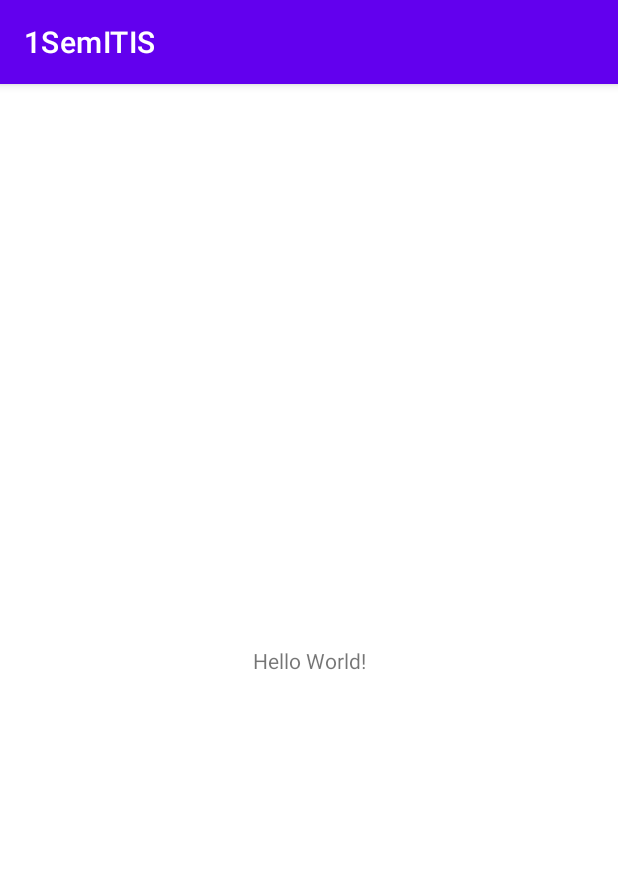
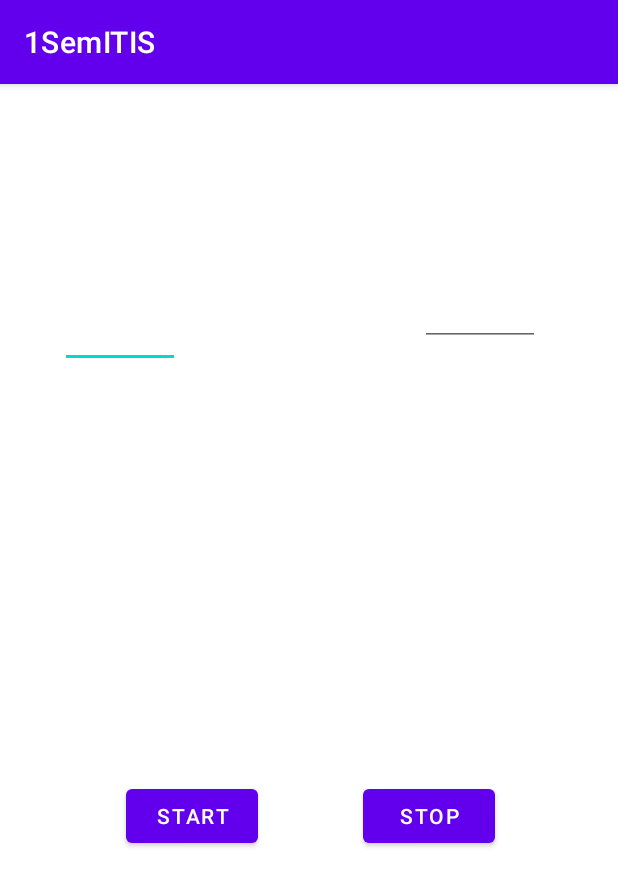
Before and after one commit to BigWickedDaddy/Android2course, an Android app: the screen it shows after launch (MainActivity), on a phone screen of 412 x 824 dp. Shown: the top 886 px of the screen. Run offline under Robolectric (Android 15) with nearby library versions, the phone set to English and light mode, and no system bars.

Commit message:
hw #7 is done

```diff
--- a/1SemITIS/app/src/main/java/com/itis/a1semitis/ClassPerson.kt
+++ /dev/null
@@ -1,8 +0,0 @@
-package com.itis.a1semitis
-
-open class Person constructor(
-    val name: String,
-    val personID:Int,
-) {
-
-}
--- a/1SemITIS/app/src/main/java/com/itis/a1semitis/ClassStudent.kt
+++ /dev/null
@@ -1,12 +0,0 @@
-package com.itis.a1semitis
-
-class ClassStudent(
-    name: String,
-    personID: Int,
-    var kek:Int,
-):Person(name,personID),InterfaceStudy{
-    override fun Study() {
-            println("Studying")
-    }
-
-}
--- a/1SemITIS/app/src/main/java/com/itis/a1semitis/ClassTeacher.kt
+++ /dev/null
@@ -1,11 +0,0 @@
-package com.itis.a1semitis
-
-class ClassTeacher(
-    name: String,
-    personID: Int,
-    var lol: Int,
-):Person(name,personID),InterfaceChilling{
-    override fun Chilling() {
-        println("Chilling...")
-    }
-}
--- a/1SemITIS/app/src/main/java/com/itis/a1semitis/InterfaceChilling.kt
+++ /dev/null
@@ -1,5 +0,0 @@
-package com.itis.a1semitis
-
-interface InterfaceChilling {
-    fun Chilling();
-}
--- a/1SemITIS/app/src/main/java/com/itis/a1semitis/InterfaceStudy.kt
+++ /dev/null
@@ -1,5 +0,0 @@
-package com.itis.a1semitis
-
-interface InterfaceStudy {
-    fun Study();
-}
--- a/1SemITIS/app/src/main/java/com/itis/a1semitis/MainActivity.kt
+++ b/1SemITIS/app/src/main/java/com/itis/a1semitis/MainActivity.kt
@@ -1,20 +1,66 @@
 package com.itis.a1semitis
 
+import android.app.AlarmManager
+import android.app.PendingIntent
+import android.content.Context
+import android.content.Intent
 import androidx.appcompat.app.AppCompatActivity
 import android.os.Bundle
 import android.util.Log
+import android.widget.Button
+import android.widget.EditText
+import com.google.android.material.timepicker.MaterialTimePicker
+import com.google.android.material.timepicker.TimeFormat.CLOCK_24H
+import java.util.*
+
+private const val ALARM_REQUEST_CODE = 1000
+
 
 class MainActivity : AppCompatActivity() {
+
+    private var calendar: Calendar? = null
+    private lateinit var datePicker: MaterialTimePicker
+
+
     override fun onCreate(savedInstanceState: Bundle?) {
         super.onCreate(savedInstanceState)
         setContentView(R.layout.activity_main)
 
-        val student= ClassStudent("Oleg",20,101)
-        student.Study()
-        println("Kek ${student.kek}")
+        val setAlarm = findViewById<Button>(R.id.btn_start)
+        val offAlarm = findViewById<Button>(R.id.btn_stop)
 
-        val teacher=ClassTeacher("Arslanov",1,102)
-        teacher.Chilling()
-        println("Lol ${teacher.lol}")
+
+        var alarmManager: AlarmManager = getSystemService(Context.ALARM_SERVICE) as AlarmManager
+        val intent = Intent(this, AlarmReceiver::class.java)
+        val pendingIntent= PendingIntent.getBroadcast(this, ALARM_REQUEST_CODE,intent, PendingIntent.FLAG_UPDATE_CURRENT)
+
+        setAlarm.setOnClickListener {
+            datePicker = MaterialTimePicker.Builder()
+                .setTimeFormat(CLOCK_24H)
+                .setHour(12)
+                .setMinute(0)
+                .build()
+            with(datePicker) {
+                show(supportFragmentManager, "ALARM")
+                addOnPositiveButtonClickListener {
+                    calendar = Calendar.getInstance().also {
+                        it[Calendar.HOUR_OF_DAY] = datePicker.hour
+                        it[Calendar.MINUTE] = datePicker.minute
+                        it[Calendar.SECOND] = 0
+                        it[Calendar.MILLISECOND] = 0
+                    }
+                }
+            }
+
+            if (calendar != null) {
+                alarmManager = getSystemService(ALARM_SERVICE) as AlarmManager
+                val result: Long = calendar!!.timeInMillis
+                alarmManager.set(AlarmManager.RTC_WAKEUP, result, pendingIntent)
+            }
+
+        }
+        offAlarm.setOnClickListener{
+            alarmManager.cancel(pendingIntent);
+        }
     }
 }
--- a/1SemITIS/app/src/main/res/layout/activity_main.xml
+++ b/1SemITIS/app/src/main/res/layout/activity_main.xml
@@ -6,13 +6,52 @@
     android:layout_height="match_parent"
     tools:context=".MainActivity">
 
-    <TextView
+    <Button
+        android:id="@+id/btn_start"
         android:layout_width="wrap_content"
         android:layout_height="wrap_content"
-        android:text="Hello World!"
+        android:layout_marginLeft="84dp"
+        android:text="start"
         app:layout_constraintBottom_toBottomOf="parent"
         app:layout_constraintLeft_toLeftOf="parent"
-        app:layout_constraintRight_toRightOf="parent"
+        app:layout_constraintTop_toTopOf="parent"
+        app:layout_constraintVertical_bias="0.644" />
+
+    <Button
+        android:id="@+id/btn_stop"
+        android:layout_width="wrap_content"
+        android:layout_height="wrap_content"
+        android:layout_marginEnd="82dp"
+        android:text="stop"
+        app:layout_constraintBottom_toBottomOf="parent"
+        app:layout_constraintEnd_toEndOf="parent"
+        app:layout_constraintTop_toTopOf="parent"
+        app:layout_constraintVertical_bias="0.644" />
+
+    <EditText
+        android:id="@+id/et_hour"
+        android:layout_width="80sp"
+        android:layout_height="74dp"
+        android:layout_marginStart="40dp"
+        android:layout_marginTop="40dp"
+        android:layout_marginBottom="200dp"
+        android:textSize="40sp"
+        app:layout_constraintBottom_toTopOf="@+id/btn_start"
+        app:layout_constraintStart_toStartOf="parent"
         app:layout_constraintTop_toTopOf="parent" />
 
+    <EditText
+        android:id="@+id/et_min"
+        android:layout_width="80sp"
+        android:layout_height="wrap_content"
+        android:layout_marginTop="100dp"
+        android:layout_marginEnd="52dp"
+        android:layout_marginBottom="200dp"
+        android:textSize="40sp"
+        app:layout_constraintEnd_toEndOf="parent"
+        app:layout_constraintTop_toTopOf="parent" />
+
+
+
+
 </androidx.constraintlayout.widget.ConstraintLayout>
--- a/1SemITIS/app/src/main/res/values/strings.xml
+++ b/1SemITIS/app/src/main/res/values/strings.xml
@@ -1,3 +1,6 @@
 <resources>
     <string name="app_name">1SemITIS</string>
+
+    <string name="notification_channel_title">Channel Title</string>
+    <string name="notification_channel_desc">Channel Desc blablabla</string>
 </resources>
```
Also changed, not shown: 1SemITIS/app/src/main/AndroidManifest.xml (+9 -0 lines), 1SemITIS/app/src/main/java/com/itis/a1semitis/AlarmReceiver.kt (added, +13 -0 lines), 1SemITIS/app/src/main/java/com/itis/a1semitis/EmptyActivity.kt (added, +11 -0 lines), 1SemITIS/app/src/main/java/com/itis/a1semitis/NotificationService.kt (added, +82 -0 lines), 1SemITIS/app/src/main/res/layout/activity_empty.xml (added, +20 -0 lines), 1 other file.
